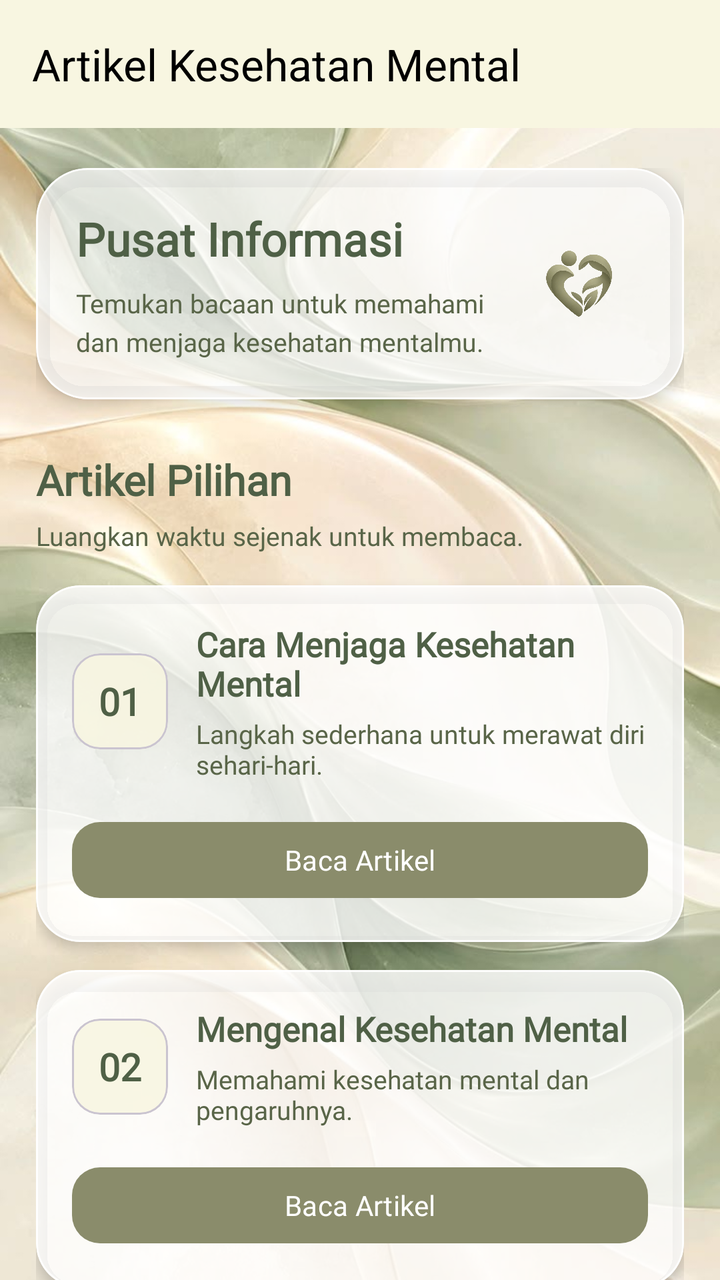
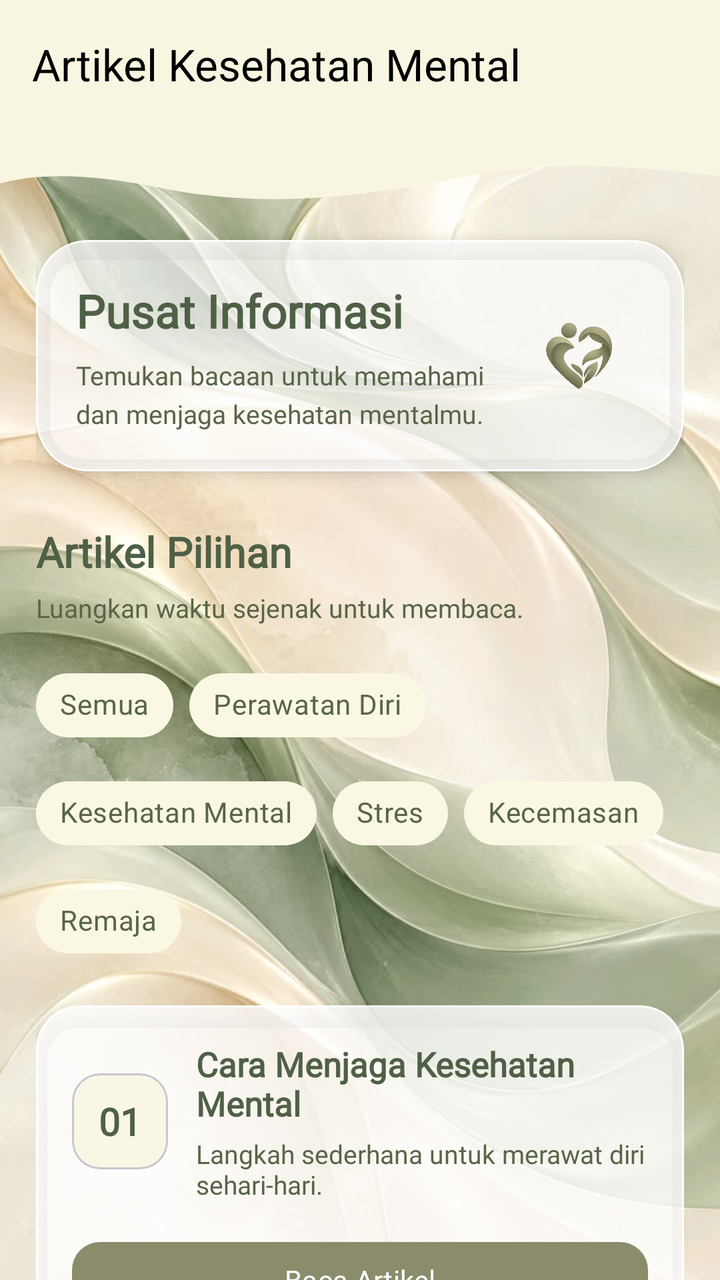

The first picture is an Android layout as it rendered before a commit; the second is the same layout after the commit. The layout source and the unified diff follow.
<!-- AndroidManifest.xml: application theme Theme.Nadini_3TIB -->
<!-- res/layout/activity_artikel.xml -->
<?xml version="1.0" encoding="utf-8"?>
<androidx.coordinatorlayout.widget.CoordinatorLayout
    xmlns:android="http://schemas.android.com/apk/res/android"
    xmlns:app="http://schemas.android.com/apk/res-auto"
    xmlns:tools="http://schemas.android.com/tools" android:id="@+id/main"
    android:layout_width="match_parent"
    android:layout_height="match_parent"
    tools:context=".Home.pertemuan5.ArtikelActivity">

    <ImageView
        android:layout_width="match_parent"
        android:layout_height="match_parent"
        android:contentDescription="Wallpaper MindCare"
        android:scaleType="centerCrop"
        android:src="@drawable/pp2" />

    <com.google.android.material.appbar.AppBarLayout
        android:id="@+id/appBar"
        android:layout_width="match_parent"
        android:layout_height="wrap_content"
        android:background="#DDE8EDDF"
        app:elevation="2dp">

        <androidx.appcompat.widget.Toolbar
            android:id="@+id/toolbar"
            android:layout_width="match_parent"
            android:layout_height="?attr/actionBarSize"
            android:background="@color/kuning"
            app:title="Artikel Kesehatan Mental"
            app:titleTextColor="@color/black">

        </androidx.appcompat.widget.Toolbar>

    </com.google.android.material.appbar.AppBarLayout>

    <androidx.core.widget.NestedScrollView
        android:layout_width="match_parent"
        android:layout_height="match_parent"
        android:fillViewport="true"
        app:layout_behavior="@string/appbar_scrolling_view_behavior">

        <LinearLayout
            android:layout_width="match_parent"
            android:layout_height="wrap_content"
            android:orientation="vertical"
            android:paddingStart="18dp"
            android:paddingEnd="18dp"
            android:paddingTop="20dp"
            android:paddingBottom="32dp">

            <com.google.android.material.card.MaterialCardView
                android:layout_width="match_parent"
                android:layout_height="wrap_content"
                app:cardBackgroundColor="#BFFFFFFF"
                app:cardCornerRadius="26dp"
                app:cardElevation="5dp"
                app:strokeColor="#E6FFFFFF"
                app:strokeWidth="1dp">

                <LinearLayout
                    android:layout_width="match_parent"
                    android:layout_height="wrap_content"
                    android:gravity="center_vertical"
                    android:orientation="horizontal"
                    android:padding="20dp">

                    <LinearLayout
                        android:layout_width="0dp"
                        android:layout_height="wrap_content"
                        android:layout_weight="1"
                        android:orientation="vertical">

                        <TextView
                            android:layout_width="match_parent"
                            android:layout_height="wrap_content"
                            android:fontFamily="@font/font1"
                            android:text="Pusat Informasi"
                            android:textColor="#4F6046"
                            android:textSize="23sp"
                            android:textStyle="bold" />

                        <TextView
                            android:layout_width="match_parent"
                            android:layout_height="wrap_content"
                            android:layout_marginTop="8dp"
                            android:fontFamily="@font/font1"
                            android:lineSpacingExtra="4dp"
                            android:text="Temukan bacaan untuk memahami dan menjaga kesehatan mentalmu."
                            android:textColor="#596548"
                            android:textSize="13sp" />

                    </LinearLayout>

                    <ImageView
                        android:layout_width="65dp"
                        android:layout_height="65dp"
                        android:layout_marginStart="10dp"
                        android:contentDescription="Logo MindCare"
                        android:src="@drawable/logoapp" />

                </LinearLayout>

            </com.google.android.material.card.MaterialCardView>

            <TextView
                android:layout_width="match_parent"
                android:layout_height="wrap_content"
                android:layout_marginTop="26dp"
                android:fontFamily="@font/font1"
                android:text="Artikel Pilihan"
                android:textColor="#4F6046"
                android:textSize="21sp"
                android:textStyle="bold" />

            <TextView
                android:layout_width="match_parent"
                android:layout_height="wrap_content"
                android:layout_marginTop="5dp"
                android:layout_marginBottom="16dp"
                android:fontFamily="@font/font1"
                android:text="Luangkan waktu sejenak untuk membaca."
                android:textColor="#596548"
                android:textSize="13sp" />

            <com.google.android.material.card.MaterialCardView
                android:layout_width="match_parent"
                android:layout_height="wrap_content"
                android:layout_marginBottom="14dp"
                app:cardBackgroundColor="#CFFFFFFF"
                app:cardCornerRadius="22dp"
                app:cardElevation="4dp"
                app:strokeColor="#E6FFFFFF"
                app:strokeWidth="1dp">

                <LinearLayout
                    android:layout_width="match_parent"
                    android:layout_height="wrap_content"
                    android:orientation="vertical"
                    android:padding="18dp">

                    <LinearLayout
                        android:layout_width="match_parent"
                        android:layout_height="wrap_content"
                        android:gravity="center_vertical"
                        android:orientation="horizontal">

                        <com.google.android.material.card.MaterialCardView
                            android:layout_width="48dp"
                            android:layout_height="48dp"
                            app:cardBackgroundColor="#DDF8F6E1"
                            app:cardCornerRadius="14dp"
                            app:cardElevation="0dp">

                            <TextView
                                android:layout_width="match_parent"
                                android:layout_height="match_parent"
                                android:fontFamily="@font/font1"
                                android:gravity="center"
                                android:text="01"
                                android:textColor="#4F6046"
                                android:textSize="19sp"
                                android:textStyle="bold" />

                        </com.google.android.material.card.MaterialCardView>

                        <LinearLayout
                            android:layout_width="0dp"
                            android:layout_height="wrap_content"
                            android:layout_marginStart="14dp"
                            android:layout_weight="1"
                            android:orientation="vertical">

                            <TextView
                                android:layout_width="match_parent"
                                android:layout_height="wrap_content"
                                android:fontFamily="@font/font1"
                                android:text="Cara Menjaga Kesehatan Mental"
                                android:textColor="#4F6046"
                                android:textSize="17sp"
                                android:textStyle="bold" />

                            <TextView
                                android:layout_width="match_parent"
                                android:layout_height="wrap_content"
                                android:layout_marginTop="5dp"
                                android:fontFamily="@font/font1"
                                android:text="Langkah sederhana untuk merawat diri sehari-hari."
                                android:textColor="#596548"
                                android:textSize="13sp" />

                        </LinearLayout>

                    </LinearLayout>

                    <com.google.android.material.button.MaterialButton
                        android:id="@+id/btnArtikel1"
                        android:layout_width="match_parent"
                        android:layout_height="46dp"
                        android:layout_marginTop="16dp"
                        android:fontFamily="@font/font1"
                        android:text="Baca Artikel"
                        android:textAllCaps="false"
                        android:textColor="@color/white"
                        app:backgroundTint="@color/hijau"
                        app:cornerRadius="14dp" />

                </LinearLayout>

            </com.google.android.material.card.MaterialCardView>

            <com.google.android.material.card.MaterialCardView
                android:layout_width="match_parent"
                android:layout_height="wrap_content"
                android:layout_marginBottom="14dp"
                app:cardBackgroundColor="#CFFFFFFF"
                app:cardCornerRadius="22dp"
                app:cardElevation="4dp"
                app:strokeColor="#E6FFFFFF"
                app:strokeWidth="1dp">

                <LinearLayout
                    android:layout_width="match_parent"
                    android:layout_height="wrap_content"
                    android:orientation="vertical"
                    android:padding="18dp">

                    <LinearLayout
                        android:layout_width="match_parent"
                        android:layout_height="wrap_content"
                        android:gravity="center_vertical"
                        android:orientation="horizontal">

                        <com.google.android.material.card.MaterialCardView
                            android:layout_width="48dp"
                            android:layout_height="48dp"
                            app:cardBackgroundColor="#DDF8F6E1"
                            app:cardCornerRadius="14dp"
                            app:cardElevation="0dp">

                            <TextView
                                android:layout_width="match_parent"
                                android:layout_height="match_parent"
                                android:fontFamily="@font/font1"
                                android:gravity="center"
                                android:text="02"
                                android:textColor="#4F6046"
                                android:textSize="19sp"
                                android:textStyle="bold" />

                        </com.google.android.material.card.MaterialCardView>

                        <LinearLayout
                            android:layout_width="0dp"
                            android:layout_height="wrap_content"
                            android:layout_marginStart="14dp"
                            android:layout_weight="1"
                            android:orientation="vertical">

                            <TextView
                                android:layout_width="match_parent"
                                android:layout_height="wrap_content"
                                android:fontFamily="@font/font1"
                                android:text="Mengenal Kesehatan Mental"
                                android:textColor="#4F6046"
                                android:textSize="17sp"
                                android:textStyle="bold" />

                            <TextView
                                android:layout_width="match_parent"
                                android:layout_height="wrap_content"
                                android:layout_marginTop="5dp"
                                android:fontFamily="@font/font1"
                                android:text="Memahami kesehatan mental dan pengaruhnya."
                                android:textColor="#596548"
                                android:textSize="13sp" />

                        </LinearLayout>

                    </LinearLayout>

                    <com.google.android.material.button.MaterialButton
                        android:id="@+id/btnArtikel2"
                        android:layout_width="match_parent"
                        android:layout_height="46dp"
                        android:layout_marginTop="16dp"
                        android:fontFamily="@font/font1"
                        android:text="Baca Artikel"
                        android:textAllCaps="false"
                        android:textColor="@color/white"
                        app:backgroundTint="@color/hijau"
                        app:cornerRadius="14dp" />

                </LinearLayout>

            </com.google.android.material.card.MaterialCardView>

            <com.google.android.material.card.MaterialCardView
                android:layout_width="match_parent"
                android:layout_height="wrap_content"
                android:layout_marginBottom="14dp"
                app:cardBackgroundColor="#CFFFFFFF"
                app:cardCornerRadius="22dp"
                app:cardElevation="4dp"
                app:strokeColor="#E6FFFFFF"
                app:strokeWidth="1dp">

                <LinearLayout
                    android:layout_width="match_parent"
                    android:layout_height="wrap_content"
                    android:orientation="vertical"
                    android:padding="18dp">

                    <LinearLayout
                        android:layout_width="match_parent"
                        android:layout_height="wrap_content"
                        android:gravity="center_vertical"
                        android:orientation="horizontal">

                        <com.google.android.material.card.MaterialCardView
                            android:layout_width="48dp"
                            android:layout_height="48dp"
                            app:cardBackgroundColor="#DDF8F6E1"
                            app:cardCornerRadius="14dp"
                            app:cardElevation="0dp">

                            <TextView
                                android:layout_width="match_parent"
                                android:layout_height="match_parent"
                                android:fontFamily="@font/font1"
                                android:gravity="center"
                                android:text="03"
                                android:textColor="#4F6046"
                                android:textSize="19sp"
                                android:textStyle="bold" />

                        </com.google.android.material.card.MaterialCardView>

                        <LinearLayout
                            android:layout_width="0dp"
                            android:layout_height="wrap_content"
                            android:layout_marginStart="14dp"
                            android:layout_weight="1"
                            android:orientation="vertical">

                            <TextView
                                android:layout_width="match_parent"
                                android:layout_height="wrap_content"
                                android:fontFamily="@font/font1"
                                android:text="Memahami dan Mengatasi Stres"
                                android:textColor="#4F6046"
                                android:textSize="17sp"
                                android:textStyle="bold" />

                            <TextView
                                android:layout_width="match_parent"
                                android:layout_height="wrap_content"
                                android:layout_marginTop="5dp"
                                android:fontFamily="@font/font1"
                                android:text="Kenali tanda stres dan cara mengelolanya."
                                android:textColor="#596548"
                                android:textSize="13sp" />

                        </LinearLayout>

                    </LinearLayout>

                    <com.google.android.material.button.MaterialButton
                        android:id="@+id/btnArtikel3"
                        android:layout_width="match_parent"
                        android:layout_height="46dp"
                        android:layout_marginTop="16dp"
                        android:fontFamily="@font/font1"
                        android:text="Baca Artikel"
                        android:textAllCaps="false"
                        android:textColor="@color/white"
                        app:backgroundTint="@color/hijau"
                        app:cornerRadius="14dp" />

                </LinearLayout>

            </com.google.android.material.card.MaterialCardView>

            <com.google.android.material.card.MaterialCardView
                android:layout_width="match_parent"
                android:layout_height="wrap_content"
                android:layout_marginBottom="14dp"
                app:cardBackgroundColor="#CFFFFFFF"
                app:cardCornerRadius="22dp"
                app:cardElevation="4dp"
                app:strokeColor="#E6FFFFFF"
                app:strokeWidth="1dp">

                <LinearLayout
                    android:layout_width="match_parent"
                    android:layout_height="wrap_content"
                    android:orientation="vertical"
                    android:padding="18dp">

                    <LinearLayout
                        android:layout_width="match_parent"
                        android:layout_height="wrap_content"
                        android:gravity="center_vertical"
                        android:orientation="horizontal">

                        <com.google.android.material.card.MaterialCardView
                            android:layout_width="48dp"
                            android:layout_height="48dp"
                            app:cardBackgroundColor="#DDF8F6E1"
                            app:cardCornerRadius="14dp"
                            app:cardElevation="0dp">

                            <TextView
                                android:layout_width="match_parent"
                                android:layout_height="match_parent"
                                android:fontFamily="@font/font1"
                                android:gravity="center"
                                android:text="04"
                                android:textColor="#4F6046"
                                android:textSize="19sp"
                                android:textStyle="bold" />

                        </com.google.android.material.card.MaterialCardView>

                        <LinearLayout
                            android:layout_width="0dp"
                            android:layout_height="wrap_content"
                            android:layout_marginStart="14dp"
                            android:layout_weight="1"
                            android:orientation="vertical">

                            <TextView
                                android:layout_width="match_parent"
                                android:layout_height="wrap_content"
                                android:fontFamily="@font/font1"
                                android:text="Mengenal Gangguan Kecemasan"
                                android:textColor="#4F6046"
                                android:textSize="17sp"
                                android:textStyle="bold" />

                            <TextView
                                android:layout_width="match_parent"
                                android:layout_height="wrap_content"
                                android:layout_marginTop="5dp"
                                android:fontFamily="@font/font1"
                                android:text="Informasi awal tentang kecemasan."
                                android:textColor="#596548"
                                android:textSize="13sp" />

                        </LinearLayout>

                    </LinearLayout>

                    <com.google.android.material.button.MaterialButton
                        android:id="@+id/btnArtikel4"
                        android:layout_width="match_parent"
                        android:layout_height="46dp"
                        android:layout_marginTop="16dp"
                        android:fontFamily="@font/font1"
                        android:text="Baca Artikel"
                        android:textAllCaps="false"
                        android:textColor="@color/white"
                        app:backgroundTint="@color/hijau"
                        app:cornerRadius="14dp" />

                </LinearLayout>

            </com.google.android.material.card.MaterialCardView>

            <com.google.android.material.card.MaterialCardView
                android:layout_width="match_parent"
                android:layout_height="wrap_content"
                android:layout_marginBottom="14dp"
                app:cardBackgroundColor="#CFFFFFFF"
                app:cardCornerRadius="22dp"
                app:cardElevation="4dp"
                app:strokeColor="#E6FFFFFF"
                app:strokeWidth="1dp">

                <LinearLayout
                    android:layout_width="match_parent"
                    android:layout_height="wrap_content"
                    android:orientation="vertical"
                    android:padding="18dp">

                    <LinearLayout
                        android:layout_width="match_parent"
                        android:layout_height="wrap_content"
                        android:gravity="center_vertical"
                        android:orientation="horizontal">

                        <com.google.android.material.card.MaterialCardView
                            android:layout_width="48dp"
                            android:layout_height="48dp"
                            app:cardBackgroundColor="#DDF8F6E1"
                            app:cardCornerRadius="14dp"
                            app:cardElevation="0dp">

                            <TextView
                                android:layout_width="match_parent"
                                android:layout_height="match_parent"
                                android:fontFamily="@font/font1"
                                android:gravity="center"
                                android:text="05"
                                android:textColor="#4F6046"
                                android:textSize="19sp"
                                android:textStyle="bold" />

                        </com.google.android.material.card.MaterialCardView>

                        <LinearLayout
                            android:layout_width="0dp"
                            android:layout_height="wrap_content"
                            android:layout_marginStart="14dp"
                            android:layout_weight="1"
                            android:orientation="vertical">

                            <TextView
                                android:layout_width="match_parent"
                                android:layout_height="wrap_content"
                                android:fontFamily="@font/font1"
                                android:text="Kesehatan Mental Remaja"
                                android:textColor="#4F6046"
                                android:textSize="17sp"
                                android:textStyle="bold" />

                            <TextView
                                android:layout_width="match_parent"
                                android:layout_height="wrap_content"
                                android:layout_marginTop="5dp"
                                android:fontFamily="@font/font1"
                                android:text="Tantangan emosional yang dialami remaja."
                                android:textColor="#596548"
                                android:textSize="13sp" />

                        </LinearLayout>

                    </LinearLayout>

                    <com.google.android.material.button.MaterialButton
                        android:id="@+id/btnArtikel5"
                        android:layout_width="match_parent"
                        android:layout_height="46dp"
                        android:layout_marginTop="16dp"
                        android:fontFamily="@font/font1"
                        android:text="Baca Artikel"
                        android:textAllCaps="false"
                        android:textColor="@color/white"
                        app:backgroundTint="@color/hijau"
                        app:cornerRadius="14dp" />

                </LinearLayout>

            </com.google.android.material.card.MaterialCardView>

            <TextView
                android:layout_width="match_parent"
                android:layout_height="wrap_content"
                android:layout_marginTop="12dp"
                android:fontFamily="@font/font1"
                android:gravity="center"
                android:text="Baca, pahami, dan sayangi dirimu."
                android:textColor="#4F6046"
                android:textSize="13sp"
                android:textStyle="bold" />

        </LinearLayout>

    </androidx.core.widget.NestedScrollView>

</androidx.coordinatorlayout.widget.CoordinatorLayout>
<!-- resources referenced by this layout -->
<resources>
  <color name="black">#FF000000</color>
  <color name="hijau">#8A8C6B</color>
  <color name="kuning">#F8F6E1</color>
  <color name="white">#FFFFFFFF</color>
  <!-- drawable logoapp: png bitmap (drawable, 359094 bytes) -->
  <!-- drawable pp2: jpg bitmap (drawable, 66113 bytes) -->
  <style name="Theme.Nadini_3TIB" parent="Base.Theme.Nadini_3TIB" />
  <style name="Base.Theme.Nadini_3TIB" parent="Theme.Material3.DayNight.NoActionBar">
      </style>
</resources>

<!-- the commit's change to res/layout/activity_artikel.xml (unified diff, before → after) -->
@@ -18,15 +18,16 @@
         android:id="@+id/appBar"
         android:layout_width="match_parent"
         android:layout_height="wrap_content"
-        android:background="#DDE8EDDF"
-        app:elevation="2dp">
+        android:background="#F8F6E1"
+        app:elevation="0dp">
 
         <androidx.appcompat.widget.Toolbar
             android:id="@+id/toolbar"
             android:layout_width="match_parent"
             android:layout_height="?attr/actionBarSize"
-            android:background="@color/kuning"
+            android:background="#F8F6E1"
             app:title="Artikel Kesehatan Mental"
+            android:textStyle="bold"
             app:titleTextColor="@color/black">
 
         </androidx.appcompat.widget.Toolbar>
@@ -43,14 +44,24 @@
             android:layout_width="match_parent"
             android:layout_height="wrap_content"
             android:orientation="vertical"
+            android:paddingBottom="32dp">
+
+            <View
+                android:layout_width="match_parent"
+                android:layout_height="40dp"
+                android:background="@drawable/bg_header_wave" />
+
+        <LinearLayout
+            android:layout_width="match_parent"
+            android:layout_height="wrap_content"
+            android:orientation="vertical"
             android:paddingStart="18dp"
-            android:paddingEnd="18dp"
-            android:paddingTop="20dp"
-            android:paddingBottom="32dp">
+            android:paddingEnd="18dp">
 
             <com.google.android.material.card.MaterialCardView
                 android:layout_width="match_parent"
                 android:layout_height="wrap_content"
+                android:layout_marginTop="16dp"
                 app:cardBackgroundColor="#BFFFFFFF"
                 app:cardCornerRadius="26dp"
                 app:cardElevation="5dp"
@@ -122,7 +133,87 @@
                 android:textColor="#596548"
                 android:textSize="13sp" />
 
+            <com.google.android.material.chip.ChipGroup
+                android:id="@+id/chipGroupFilter"
+                android:layout_width="match_parent"
+                android:layout_height="wrap_content"
+                android:layout_marginBottom="18dp"
+                app:singleSelection="true"
+                app:selectionRequired="true"
+                app:chipSpacingHorizontal="8dp"
+                app:chipSpacingVertical="6dp">
+
+                <com.google.android.material.chip.Chip
+                    android:id="@+id/chipSemua"
+                    style="@style/Widget.MaterialComponents.Chip.Filter"
+                    android:layout_width="wrap_content"
+                    android:layout_height="wrap_content"
+                    android:checkable="true"
+                    android:checked="true"
+                    android:text="Semua"
+                    android:textColor="#596548"
+                    app:chipBackgroundColor="#FAF8E3"
+                    app:checkedIconVisible="false" />
+
+                <com.google.android.material.chip.Chip
+                    android:id="@+id/chipPerawatan"
+                    style="@style/Widget.MaterialComponents.Chip.Filter"
+                    android:layout_width="wrap_content"
+                    android:layout_height="wrap_content"
+                    android:checkable="true"
+                    android:text="Perawatan Diri"
+                    android:textColor="#596548"
+                    app:chipBackgroundColor="#FAF8E3"
+                    app:checkedIconVisible="false" />
+
+                <com.google.android.material.chip.Chip
+                    android:id="@+id/chipMental"
+                    style="@style/Widget.MaterialComponents.Chip.Filter"
+                    android:layout_width="wrap_content"
+                    android:layout_height="wrap_content"
+                    android:checkable="true"
+                    android:text="Kesehatan Mental"
+                    android:textColor="#596548"
+                    app:chipBackgroundColor="#FAF8E3"
+                    app:checkedIconVisible="false" />
+
+                <com.google.android.material.chip.Chip
+                    android:id="@+id/chipStres"
+                    style="@style/Widget.MaterialComponents.Chip.Filter"
+                    android:layout_width="wrap_content"
+                    android:layout_height="wrap_content"
+                    android:checkable="true"
+                    android:text="Stres"
+                    android:textColor="#596548"
+                    app:chipBackgroundColor="#FAF8E3"
+                    app:checkedIconVisible="false" />
+
+                <com.google.android.material.chip.Chip
+                    android:id="@+id/chipKecemasan"
+                    style="@style/Widget.MaterialComponents.Chip.Filter"
+                    android:layout_width="wrap_content"
+                    android:layout_height="wrap_content"
+                    android:checkable="true"
+                    android:text="Kecemasan"
+                    android:textColor="#596548"
+                    app:chipBackgroundColor="#FAF8E3"
+                    app:checkedIconVisible="false" />
+
+                <com.google.android.material.chip.Chip
+                    android:id="@+id/chipRemaja"
+                    style="@style/Widget.MaterialComponents.Chip.Filter"
+                    android:layout_width="wrap_content"
+                    android:layout_height="wrap_content"
+                    android:checkable="true"
+                    android:text="Remaja"
+                    android:textColor="#596548"
+                    app:chipBackgroundColor="#FAF8E3"
+                    app:checkedIconVisible="false" />
+
+            </com.google.android.material.chip.ChipGroup>
+
             <com.google.android.material.card.MaterialCardView
+                android:id="@+id/cardArtikel1"
                 android:layout_width="match_parent"
                 android:layout_height="wrap_content"
                 android:layout_marginBottom="14dp"
@@ -209,6 +300,7 @@
             </com.google.android.material.card.MaterialCardView>
 
             <com.google.android.material.card.MaterialCardView
+                android:id="@+id/cardArtikel2"
                 android:layout_width="match_parent"
                 android:layout_height="wrap_content"
                 android:layout_marginBottom="14dp"
@@ -295,6 +387,7 @@
             </com.google.android.material.card.MaterialCardView>
 
             <com.google.android.material.card.MaterialCardView
+                android:id="@+id/cardArtikel3"
                 android:layout_width="match_parent"
                 android:layout_height="wrap_content"
                 android:layout_marginBottom="14dp"
@@ -381,6 +474,7 @@
             </com.google.android.material.card.MaterialCardView>
 
             <com.google.android.material.card.MaterialCardView
+                android:id="@+id/cardArtikel4"
                 android:layout_width="match_parent"
                 android:layout_height="wrap_content"
                 android:layout_marginBottom="14dp"
@@ -467,6 +561,7 @@
             </com.google.android.material.card.MaterialCardView>
 
             <com.google.android.material.card.MaterialCardView
+                android:id="@+id/cardArtikel5"
                 android:layout_width="match_parent"
                 android:layout_height="wrap_content"
                 android:layout_marginBottom="14dp"
@@ -563,6 +658,7 @@
                 android:textSize="13sp"
                 android:textStyle="bold" />
 
+            </LinearLayout>
         </LinearLayout>
 
     </androidx.core.widget.NestedScrollView>
<!-- resource entries referenced after the edit -->
@@ -2,8 +2,27 @@
 <resources>
   <color name="black">#FF000000</color>
   <color name="hijau">#8A8C6B</color>
-  <color name="kuning">#F8F6E1</color>
   <color name="white">#FFFFFFFF</color>
+  <!-- drawable bg_header_wave (drawable) -->
+  <?xml version="1.0" encoding="utf-8"?>
+  <vector xmlns:android="http://schemas.android.com/apk/res/android"
+      android:width="360dp"
+      android:height="75dp"
+      android:viewportWidth="360"
+      android:viewportHeight="75">
+  
+      <path
+          android:fillColor="#F8F6E1"
+          android:pathData="
+              M0,0
+              H360
+              V45
+              C310,35 280,30 235,45
+              C180,65 135,75 85,58
+              C45,42 20,42 0,52
+              Z" />
+  
+  </vector>
   <!-- drawable logoapp: png bitmap (drawable, 359094 bytes) -->
   <!-- drawable pp2: jpg bitmap (drawable, 66113 bytes) -->
   <style name="Theme.Nadini_3TIB" parent="Base.Theme.Nadini_3TIB" />
